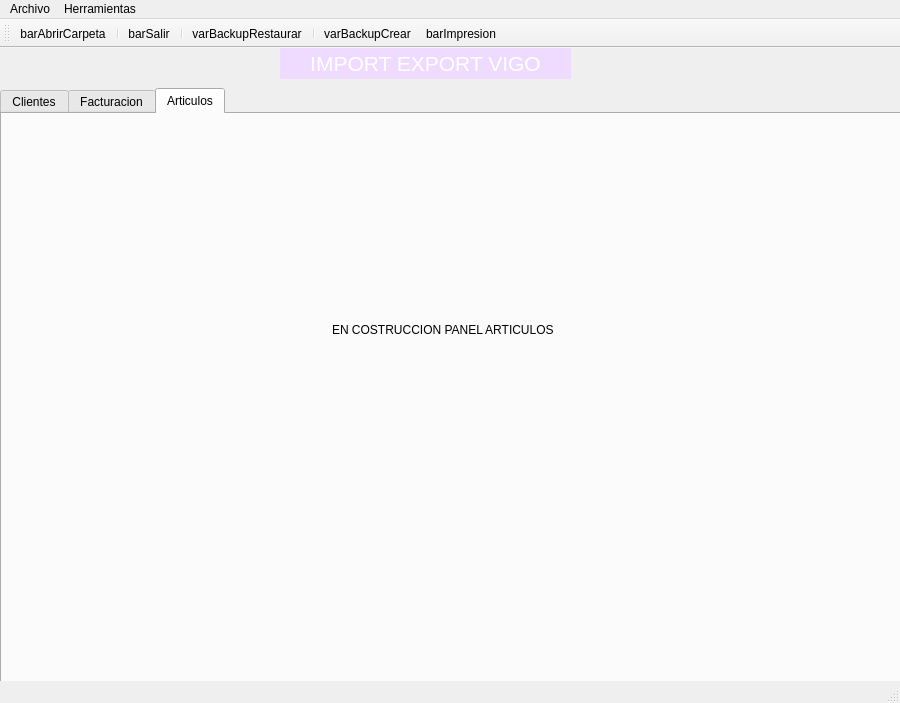
Before: the Qt Designer form window.ui in PortelaAtenea/BasicInterface, drawn with Qt 5.
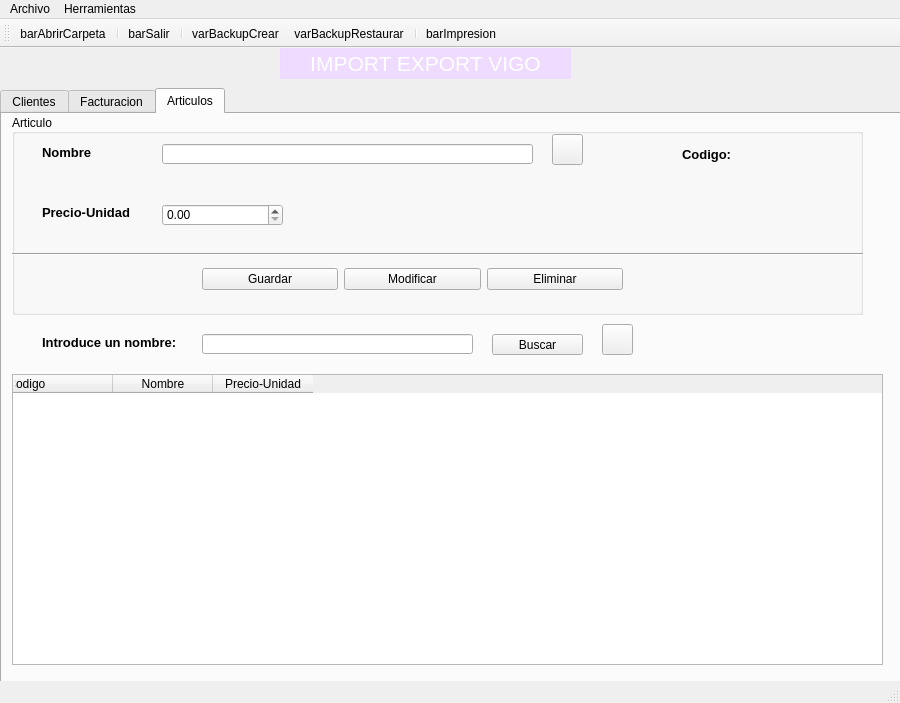
After: the same form once the commit is applied. The open tabs and pages were chosen to show the change. Icons and pictures are not drawn.

Commit message: modulo Articulos 02-12-2021

Patch:
```diff
--- a/window.ui
+++ b/window.ui
@@ -723,17 +723,309 @@
      <attribute name="title">
       <string>Articulos</string>
      </attribute>
-     <widget class="QLabel" name="label_2">
+     <widget class="QGroupBox" name="groupBox_2">
       <property name="geometry">
        <rect>
-        <x>330</x>
-        <y>170</y>
-        <width>221</width>
-        <height>91</height>
+        <x>10</x>
+        <y>0</y>
+        <width>851</width>
+        <height>201</height>
        </rect>
       </property>
+      <property name="title">
+       <string>Articulo</string>
+      </property>
+      <property name="alignment">
+       <set>Qt::AlignLeading|Qt::AlignLeft|Qt::AlignVCenter</set>
+      </property>
+      <property name="flat">
+       <bool>false</bool>
+      </property>
+      <property name="checkable">
+       <bool>false</bool>
+      </property>
+      <widget class="QWidget" name="layoutWidget_3">
+       <property name="geometry">
+        <rect>
+         <x>190</x>
+         <y>140</y>
+         <width>421</width>
+         <height>51</height>
+        </rect>
+       </property>
+       <layout class="QHBoxLayout" name="horizontalLayout_8">
+        <item>
+         <widget class="QPushButton" name="btnGrabaArti">
+          <property name="text">
+           <string>Guardar</string>
+          </property>
+         </widget>
+        </item>
+        <item>
+         <widget class="QPushButton" name="btnModifArti">
+          <property name="text">
+           <string>Modificar</string>
+          </property>
+         </widget>
+        </item>
+        <item>
+         <widget class="QPushButton" name="btnBajaArti">
+          <property name="text">
+           <string>Eliminar</string>
+          </property>
+         </widget>
+        </item>
+       </layout>
+      </widget>
+      <widget class="Line" name="line_2">
+       <property name="geometry">
+        <rect>
+         <x>0</x>
+         <y>130</y>
+         <width>871</width>
+         <height>20</height>
+        </rect>
+       </property>
+       <property name="orientation">
+        <enum>Qt::Horizontal</enum>
+       </property>
+      </widget>
+      <widget class="QLabel" name="lbPrecioArti">
+       <property name="geometry">
+        <rect>
+         <x>30</x>
+         <y>90</y>
+         <width>101</width>
+         <height>16</height>
+        </rect>
+       </property>
+       <property name="font">
+        <font>
+         <pointsize>10</pointsize>
+         <weight>75</weight>
+         <bold>true</bold>
+        </font>
+       </property>
+       <property name="text">
+        <string>Precio-Unidad</string>
+       </property>
+      </widget>
+      <widget class="QLabel" name="lblNombreArti">
+       <property name="geometry">
+        <rect>
+         <x>30</x>
+         <y>30</y>
+         <width>55</width>
+         <height>16</height>
+        </rect>
+       </property>
+       <property name="font">
+        <font>
+         <pointsize>10</pointsize>
+         <weight>75</weight>
+         <bold>true</bold>
+        </font>
+       </property>
+       <property name="text">
+        <string>Nombre</string>
+       </property>
+      </widget>
+      <widget class="QLineEdit" name="txtNombreArti">
+       <property name="geometry">
+        <rect>
+         <x>150</x>
+         <y>30</y>
+         <width>371</width>
+         <height>20</height>
+        </rect>
+       </property>
+      </widget>
+      <widget class="QLabel" name="lblCodigoArti">
+       <property name="geometry">
+        <rect>
+         <x>750</x>
+         <y>20</y>
+         <width>81</width>
+         <height>41</height>
+        </rect>
+       </property>
+       <property name="font">
+        <font>
+         <pointsize>10</pointsize>
+         <weight>75</weight>
+         <bold>true</bold>
+        </font>
+       </property>
+       <property name="text">
+        <string/>
+       </property>
+      </widget>
+      <widget class="QDoubleSpinBox" name="spinPrecio">
+       <property name="geometry">
+        <rect>
+         <x>150</x>
+         <y>90</y>
+         <width>121</width>
+         <height>22</height>
+        </rect>
+       </property>
+       <property name="decimals">
+        <number>2</number>
+       </property>
+       <property name="singleStep">
+        <double>0.100000000000000</double>
+       </property>
+       <property name="stepType">
+        <enum>QAbstractSpinBox::DefaultStepType</enum>
+       </property>
+      </widget>
+      <widget class="QLabel" name="lblCodigoArti_2">
+       <property name="geometry">
+        <rect>
+         <x>670</x>
+         <y>20</y>
+         <width>61</width>
+         <height>41</height>
+        </rect>
+       </property>
+       <property name="font">
+        <font>
+         <pointsize>10</pointsize>
+         <weight>75</weight>
+         <bold>true</bold>
+        </font>
+       </property>
+       <property name="text">
+        <string>Codigo:</string>
+       </property>
+      </widget>
+      <widget class="QPushButton" name="btnLimpiaArti">
+       <property name="geometry">
+        <rect>
+         <x>540</x>
+         <y>20</y>
+         <width>31</width>
+         <height>31</height>
+        </rect>
+       </property>
+       <property name="text">
+        <string/>
+       </property>
+       <property name="icon">
+        <iconset>
+         <normaloff>img/recargar.png</normaloff>img/recargar.png</iconset>
+       </property>
+       <property name="iconSize">
+        <size>
+         <width>25</width>
+         <height>25</height>
+        </size>
+       </property>
+      </widget>
+     </widget>
+     <widget class="QTableWidget" name="tabArti">
+      <property name="geometry">
+       <rect>
+        <x>10</x>
+        <y>260</y>
+        <width>871</width>
+        <height>291</height>
+       </rect>
+      </property>
+      <property name="font">
+       <font>
+        <pointsize>9</pointsize>
+       </font>
+      </property>
+      <property name="alternatingRowColors">
+       <bool>true</bool>
+      </property>
+      <attribute name="verticalHeaderDefaultSectionSize">
+       <number>40</number>
+      </attribute>
+      <column>
+       <property name="text">
+        <string>Codigo                      </string>
+       </property>
+      </column>
+      <column>
+       <property name="text">
+        <string>Nombre</string>
+       </property>
+      </column>
+      <column>
+       <property name="text">
+        <string>Precio-Unidad</string>
+       </property>
+      </column>
+     </widget>
+     <widget class="QLabel" name="lblNombreArti_2">
+      <property name="geometry">
+       <rect>
+        <x>40</x>
+        <y>220</y>
+        <width>151</width>
+        <height>16</height>
+       </rect>
+      </property>
+      <property name="font">
+       <font>
+        <pointsize>10</pointsize>
+        <weight>75</weight>
+        <bold>true</bold>
+       </font>
+      </property>
       <property name="text">
-       <string>EN COSTRUCCION PANEL ARTICULOS!!</string>
+       <string>Introduce un nombre:</string>
+      </property>
+     </widget>
+     <widget class="QLineEdit" name="txtBusqueda">
+      <property name="geometry">
+       <rect>
+        <x>200</x>
+        <y>220</y>
+        <width>271</width>
+        <height>20</height>
+       </rect>
+      </property>
+      <property name="text">
+       <string/>
+      </property>
+     </widget>
+     <widget class="QPushButton" name="btnBuscar">
+      <property name="geometry">
+       <rect>
+        <x>490</x>
+        <y>220</y>
+        <width>91</width>
+        <height>21</height>
+       </rect>
+      </property>
+      <property name="text">
+       <string>Buscar</string>
+      </property>
+     </widget>
+     <widget class="QPushButton" name="btnRecargar">
+      <property name="geometry">
+       <rect>
+        <x>600</x>
+        <y>210</y>
+        <width>31</width>
+        <height>31</height>
+       </rect>
+      </property>
+      <property name="text">
+       <string/>
+      </property>
+      <property name="icon">
+       <iconset>
+        <normaloff>img/recargar.png</normaloff>img/recargar.png</iconset>
+      </property>
+      <property name="iconSize">
+       <size>
+        <width>25</width>
+        <height>25</height>
+       </size>
       </property>
      </widget>
     </widget>
@@ -790,9 +1082,9 @@
    <addaction name="separator"/>
    <addaction name="actionbarSalir"/>
    <addaction name="separator"/>
-   <addaction name="actionvarBackupRestaurar"/>
-   <addaction name="separator"/>
    <addaction name="actionvarBackupCrear"/>
+   <addaction name="actionvarBackupRestaurar"/>
+   <addaction name="separator"/>
    <addaction name="actionbarImprimir"/>
   </widget>
   <action name="actionSalir">
```
Left out of the diff: 11 changed lines with no effect on the pictures. The commit also changes 12 other files.
